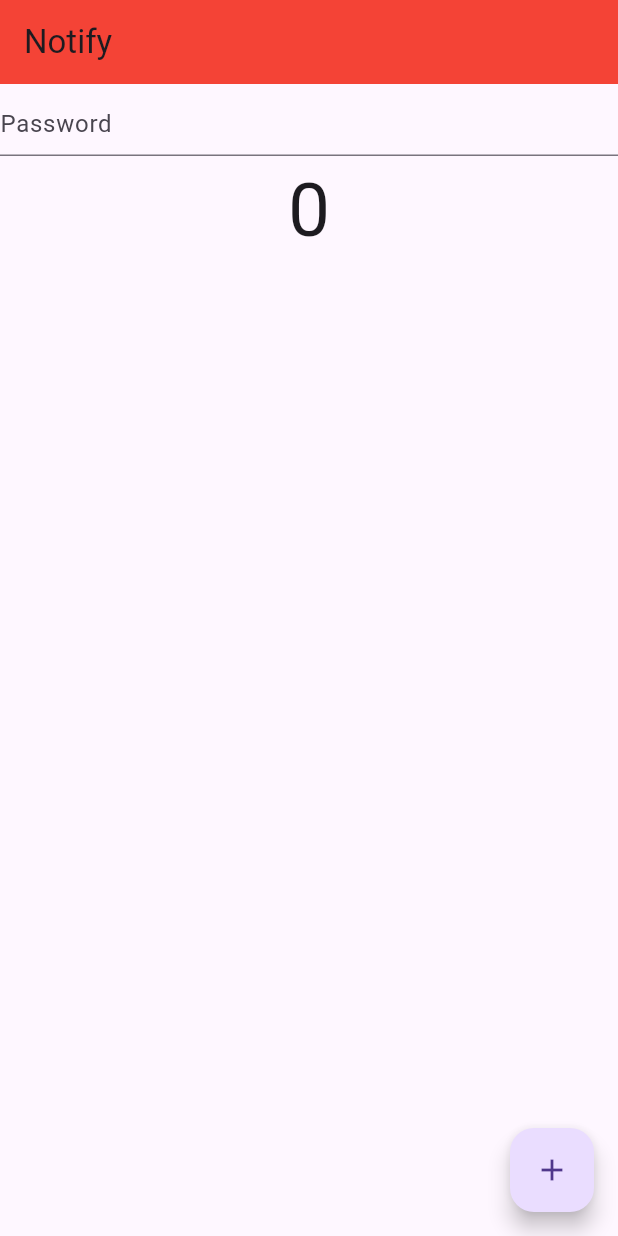
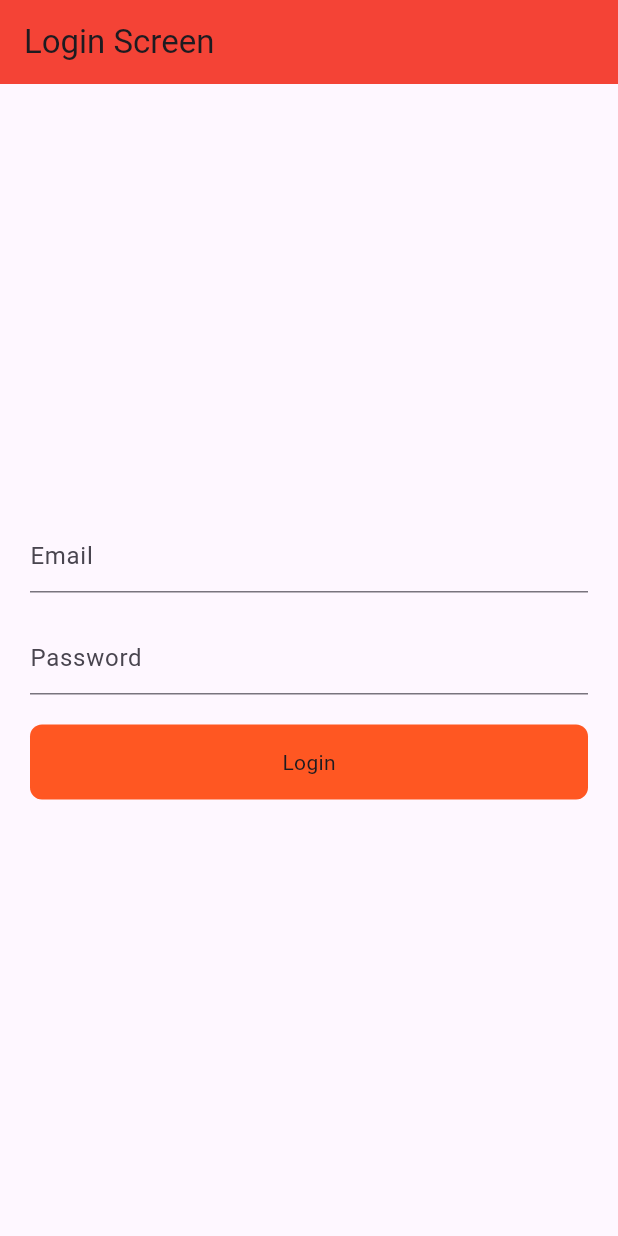
Before and after one commit to dineshtecorb/flutter_provider_demo, a Flutter app: the screen it shows after launch, on a phone screen of 412 x 824 dp. Run offline on Flutter 3.47's test engine with Material 3 defaults, Android fonts, the phone set to English and light mode, and no system bars.

Commit message:
Auth login with provider state management

```diff
--- a/lib/main.dart
+++ b/lib/main.dart
@@ -1,11 +1,13 @@
 import 'package:flutter/material.dart';
 import 'package:provider/provider.dart';
+import 'package:provider_demo/provider/auth_provider.dart';
 import 'package:provider_demo/provider/count_provider.dart';
 import 'package:provider_demo/provider/favourite_provider.dart';
 import 'package:provider_demo/provider/slider_provider.dart';
 import 'package:provider_demo/provider/theme_provider.dart';
 import 'package:provider_demo/screens/counter_example.dart';
 import 'package:provider_demo/screens/favourite/favourite_screen.dart';
+import 'package:provider_demo/screens/login_screen.dart';
 import 'package:provider_demo/screens/notify_listner.dart';
 import 'package:provider_demo/screens/slider_screen.dart';
 import 'package:provider_demo/screens/theme_mode_screen.dart';
@@ -33,6 +35,9 @@ class MyApp extends StatelessWidget {
           ),
           ChangeNotifierProvider(
             create: (context) => ThemeProvider(),
+          ),
+          ChangeNotifierProvider(
+            create: (context) => AuthProvider(),
           )
         ],
         child: Builder(builder: (context) {
@@ -57,7 +62,7 @@ class MyApp extends StatelessWidget {
                 iconTheme: IconThemeData(color: Colors.white)),
             debugShowCheckedModeBanner: false,
             home:
-                NotifyListner(), //const ThemeModeScreen(), //FavouriteScreen(), //const CounterExample(),
+                LoginScreen(), //NotifyListner(), //const ThemeModeScreen(), //FavouriteScreen(), //const CounterExample(),
           );
         }));
   }
--- /dev/null
+++ b/lib/provider/auth_provider.dart
@@ -0,0 +1,31 @@
+import 'package:flutter/material.dart';
+import 'package:http/http.dart';
+
+class AuthProvider with ChangeNotifier {
+  bool _loading = false;
+  bool get loading => _loading;
+
+  void setLoading(bool load) {
+    _loading = load;
+    notifyListeners();
+  }
+
+  void loginWith(String email, String password) async {
+    setLoading(true);
+    try {
+      Response response = await post(Uri.parse('https://reqres.in/api/login'),
+          body: {'email': email, 'password': password},
+          headers: {'x-api-key': 'reqres-free-v1'});
+      if (response.statusCode == 200) {
+        setLoading(false);
+        print(response.body);
+      } else {
+        setLoading(false);
+        print('Fail');
+      }
+    } catch (e) {
+      setLoading(false);
+      print('${e.toString()}');
+    }
+  }
+}
--- /dev/null
+++ b/lib/screens/login_screen.dart
@@ -0,0 +1,64 @@
+import 'package:flutter/material.dart';
+import 'package:provider/provider.dart';
+import 'package:provider_demo/provider/auth_provider.dart';
+
+class LoginScreen extends StatefulWidget {
+  const LoginScreen({super.key});
+
+  @override
+  State<LoginScreen> createState() => _LoginScreenState();
+}
+
+class _LoginScreenState extends State<LoginScreen> {
+  TextEditingController emailController = TextEditingController();
+  TextEditingController passwordController = TextEditingController();
+
+  @override
+  Widget build(BuildContext context) {
+    final loginProvider = Provider.of<AuthProvider>(context);
+    return Scaffold(
+      appBar: AppBar(
+        title: Text('Login Screen'),
+      ),
+      body: Padding(
+        padding: const EdgeInsets.all(20.0),
+        child: Column(
+          mainAxisAlignment: MainAxisAlignment.center,
+          crossAxisAlignment: CrossAxisAlignment.center,
+          children: [
+            TextFormField(
+              controller: emailController,
+              decoration: InputDecoration(hintText: 'Email'),
+            ),
+            SizedBox(
+              height: 20,
+            ),
+            TextFormField(
+              controller: passwordController,
+              decoration: InputDecoration(hintText: 'Password'),
+            ),
+            SizedBox(
+              height: 20,
+            ),
+            InkWell(
+              onTap: () {
+                loginProvider.loginWith(emailController.text.toString(),
+                    passwordController.text.toString());
+              },
+              child: Container(
+                height: 50,
+                decoration: BoxDecoration(
+                    color: Colors.deepOrange,
+                    borderRadius: BorderRadius.circular(8)),
+                child: Center(
+                    child: loginProvider.loading
+                        ? CircularProgressIndicator()
+                        : Text("Login")),
+              ),
+            )
+          ],
+        ),
+      ),
+    );
+  }
+}
--- a/pubspec.yaml
+++ b/pubspec.yaml
@@ -36,6 +36,7 @@ dependencies:
   # Use with the CupertinoIcons class for iOS style icons.
   cupertino_icons: ^1.0.8
   provider: ^6.1.5
+  http: ^1.4.0
 
 dev_dependencies:
   flutter_test:
```
Also changed, not shown: pubspec.lock.
